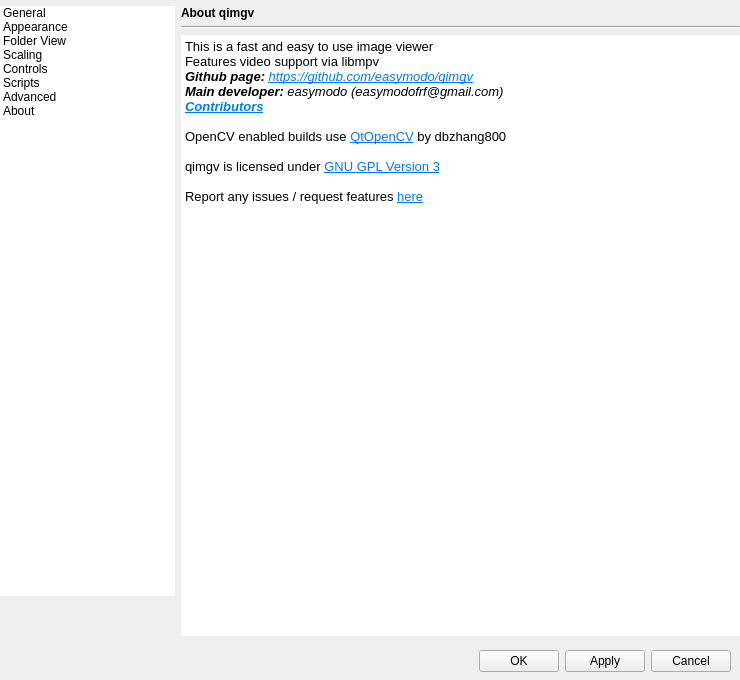
First picture: the form in qimgv/gui/dialogs/settingsdialog.ui, repository do-i/thumbgrid, before the edit.
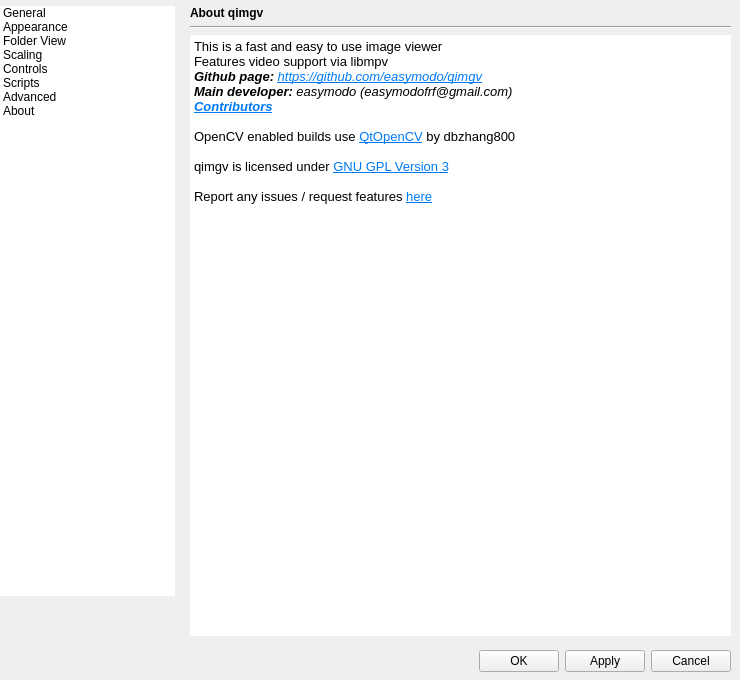
Second picture: the form after the edit. The open tabs and pages were chosen to show the change. Custom widgets are drawn as their Qt base class.

Commit message: fix combobox dropdown; add missing padding on settings pages

What changed in the file:
```diff
--- a/qimgv/gui/dialogs/settingsdialog.ui
+++ b/qimgv/gui/dialogs/settingsdialog.ui
@@ -3578,19 +3578,19 @@
                <rect>
                 <x>0</x>
                 <y>0</y>
-                <width>256</width>
-                <height>223</height>
+                <width>553</width>
+                <height>624</height>
                </rect>
               </property>
               <layout class="QVBoxLayout" name="verticalLayout_32">
                <property name="leftMargin">
-                <number>0</number>
+                <number>9</number>
                </property>
                <property name="topMargin">
                 <number>0</number>
                </property>
                <property name="rightMargin">
-                <number>0</number>
+                <number>9</number>
                </property>
                <property name="bottomMargin">
                 <number>0</number>
@@ -3639,14 +3639,14 @@
                   <string>&lt;!DOCTYPE HTML PUBLIC &quot;-//W3C//DTD HTML 4.0//EN&quot; &quot;http://www.w3.org/TR/REC-html40/strict.dtd&quot;&gt;
 &lt;html&gt;&lt;head&gt;&lt;meta name=&quot;qrichtext&quot; content=&quot;1&quot; /&gt;&lt;style type=&quot;text/css&quot;&gt;
 p, li { white-space: pre-wrap; }
-&lt;/style&gt;&lt;/head&gt;&lt;body style=&quot; font-family:'Ubuntu'; font-size:10pt; font-weight:400; font-style:normal;&quot;&gt;
+&lt;/style&gt;&lt;/head&gt;&lt;body style=&quot; font-family:'Ubuntu, '; font-size:10pt; font-weight:400; font-style:normal;&quot;&gt;
 &lt;p style=&quot; margin-top:0px; margin-bottom:0px; margin-left:0px; margin-right:0px; -qt-block-indent:0; text-indent:0px;&quot;&gt;&lt;span style=&quot; font-family:'MS Shell Dlg 2';&quot;&gt;This is a fast and easy to use image viewer&lt;/span&gt;&lt;/p&gt;
 &lt;p style=&quot; margin-top:0px; margin-bottom:0px; margin-left:0px; margin-right:0px; -qt-block-indent:0; text-indent:0px;&quot;&gt;&lt;span style=&quot; font-family:'MS Shell Dlg 2';&quot;&gt;Features video support via libmpv&lt;/span&gt;&lt;/p&gt;
 &lt;p style=&quot; margin-top:0px; margin-bottom:0px; margin-left:0px; margin-right:0px; -qt-block-indent:0; text-indent:0px;&quot;&gt;&lt;span style=&quot; font-family:'MS Shell Dlg 2'; font-weight:600; font-style:italic;&quot;&gt;Github page:&lt;/span&gt;&lt;span style=&quot; font-family:'MS Shell Dlg 2'; font-style:italic;&quot;&gt; &lt;/span&gt;&lt;a href=&quot;https://github.com/easymodo/qimgv&quot;&gt;&lt;span style=&quot; font-family:'MS Shell Dlg 2'; font-style:italic; text-decoration: underline; color:#007af4;&quot;&gt;https://github.com/easymodo/qimgv&lt;/span&gt;&lt;/a&gt;&lt;/p&gt;
 &lt;p style=&quot; margin-top:0px; margin-bottom:0px; margin-left:0px; margin-right:0px; -qt-block-indent:0; text-indent:0px;&quot;&gt;&lt;span style=&quot; font-family:'MS Shell Dlg 2'; font-weight:600; font-style:italic;&quot;&gt;Main developer:&lt;/span&gt;&lt;span style=&quot; font-family:'MS Shell Dlg 2'; font-style:italic;&quot;&gt; easymodo (easymodofrf@gmail.com)&lt;/span&gt;&lt;/p&gt;
 &lt;p style=&quot; margin-top:0px; margin-bottom:0px; margin-left:0px; margin-right:0px; -qt-block-indent:0; text-indent:0px;&quot;&gt;&lt;a href=&quot;https://github.com/easymodo/qimgv/graphs/contributors&quot;&gt;&lt;span style=&quot; font-family:'MS Shell Dlg 2'; font-weight:600; font-style:italic; text-decoration: underline; color:#007af4;&quot;&gt;Contributors&lt;/span&gt;&lt;/a&gt;&lt;/p&gt;
 &lt;p style=&quot;-qt-paragraph-type:empty; margin-top:0px; margin-bottom:0px; margin-left:0px; margin-right:0px; -qt-block-indent:0; text-indent:0px; font-family:'MS Shell Dlg 2'; font-weight:600; font-style:italic; text-decoration: underline; color:#007af4;&quot;&gt;&lt;br /&gt;&lt;/p&gt;
-&lt;p style=&quot; margin-top:0px; margin-bottom:0px; margin-left:0px; margin-right:0px; -qt-block-indent:0; text-indent:0px;&quot;&gt;&lt;span style=&quot; font-family:'MS Shell Dlg 2';&quot;&gt;OpenCV enabled builds use &lt;/span&gt;&lt;a href=&quot;https://github.com/dbzhang800/QtOpenCV&quot;&gt;&lt;span style=&quot; text-decoration: underline; color:#007af4;&quot;&gt;QtOpenCV&lt;/span&gt;&lt;/a&gt;&lt;span style=&quot; font-family:'MS Shell Dlg 2';&quot;&gt; by dbzhang800&lt;/span&gt;&lt;/p&gt;
+&lt;p style=&quot; margin-top:0px; margin-bottom:0px; margin-left:0px; margin-right:0px; -qt-block-indent:0; text-indent:0px;&quot;&gt;&lt;span style=&quot; font-family:'MS Shell Dlg 2';&quot;&gt;OpenCV enabled builds use &lt;/span&gt;&lt;a href=&quot;https://github.com/dbzhang800/QtOpenCV&quot;&gt;&lt;span style=&quot; font-family:'Ubuntu'; text-decoration: underline; color:#007af4;&quot;&gt;QtOpenCV&lt;/span&gt;&lt;/a&gt;&lt;span style=&quot; font-family:'MS Shell Dlg 2';&quot;&gt; by dbzhang800&lt;/span&gt;&lt;/p&gt;
 &lt;p style=&quot;-qt-paragraph-type:empty; margin-top:0px; margin-bottom:0px; margin-left:0px; margin-right:0px; -qt-block-indent:0; text-indent:0px; font-family:'MS Shell Dlg 2'; font-weight:600; font-style:italic; text-decoration: underline; color:#007af4;&quot;&gt;&lt;br /&gt;&lt;/p&gt;
 &lt;p style=&quot; margin-top:0px; margin-bottom:0px; margin-left:0px; margin-right:0px; -qt-block-indent:0; text-indent:0px;&quot;&gt;&lt;span style=&quot; font-family:'MS Shell Dlg 2';&quot;&gt;qimgv is licensed under &lt;/span&gt;&lt;a href=&quot;https://www.gnu.org/licenses/gpl-3.0.en.html&quot;&gt;&lt;span style=&quot; font-family:'Droid Sans'; text-decoration: underline; color:#007af4;&quot;&gt;GNU GPL Version 3&lt;/span&gt;&lt;/a&gt;&lt;/p&gt;
 &lt;p style=&quot;-qt-paragraph-type:empty; margin-top:0px; margin-bottom:0px; margin-left:0px; margin-right:0px; -qt-block-indent:0; text-indent:0px; font-family:'MS Shell Dlg 2';&quot;&gt;&lt;br /&gt;&lt;/p&gt;
```
Left out of the diff: 24 changed lines with no effect on the pictures. The commit also changes 5 other files.
